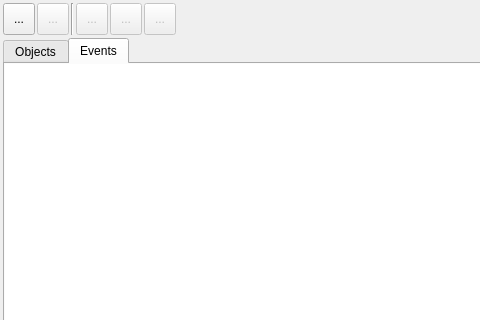
Qt form FilesystemWatcher.ui (FelixdelasPozas/FilesystemWatcher) before a commit; both pictures show x 0 to 480 and y 0 to 320 of the 624 by 547 pixel window.
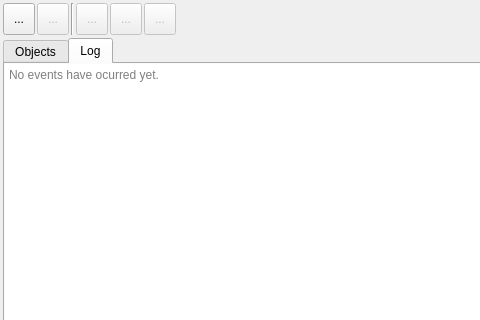
The same form after that commit. Icons and pictures are not drawn.

What changed in the file:
```diff
--- a/FilesystemWatcher.ui
+++ b/FilesystemWatcher.ui
@@ -268,7 +268,7 @@
      </widget>
      <widget class="QWidget" name="tab_2">
       <attribute name="title">
-       <string>Events</string>
+       <string>Log</string>
       </attribute>
       <attribute name="toolTip">
        <string>Ocurred events</string>
@@ -290,16 +290,27 @@
         <number>0</number>
        </property>
        <item>
-        <widget class="QTableView" name="m_eventsTable">
+        <widget class="QTextEdit" name="m_log">
+         <property name="toolTip">
+          <string>Log of events watched</string>
+         </property>
+         <property name="styleSheet">
+          <string notr="true">QTextEdit, QListView {
+    text-align:center;
+}</string>
+         </property>
          <property name="frameShape">
           <enum>QFrame::NoFrame</enum>
          </property>
-         <property name="sizeAdjustPolicy">
-          <enum>QAbstractScrollArea::AdjustToContents</enum>
+         <property name="horizontalScrollBarPolicy">
+          <enum>Qt::ScrollBarAlwaysOff</enum>
          </property>
-         <property name="alternatingRowColors">
+         <property name="readOnly">
           <bool>true</bool>
          </property>
+         <property name="placeholderText">
+          <string>No events have ocurred yet.</string>
+         </property>
         </widget>
        </item>
       </layout>
```
Left out of the diff: 27 changed lines with no effect on the pictures.
